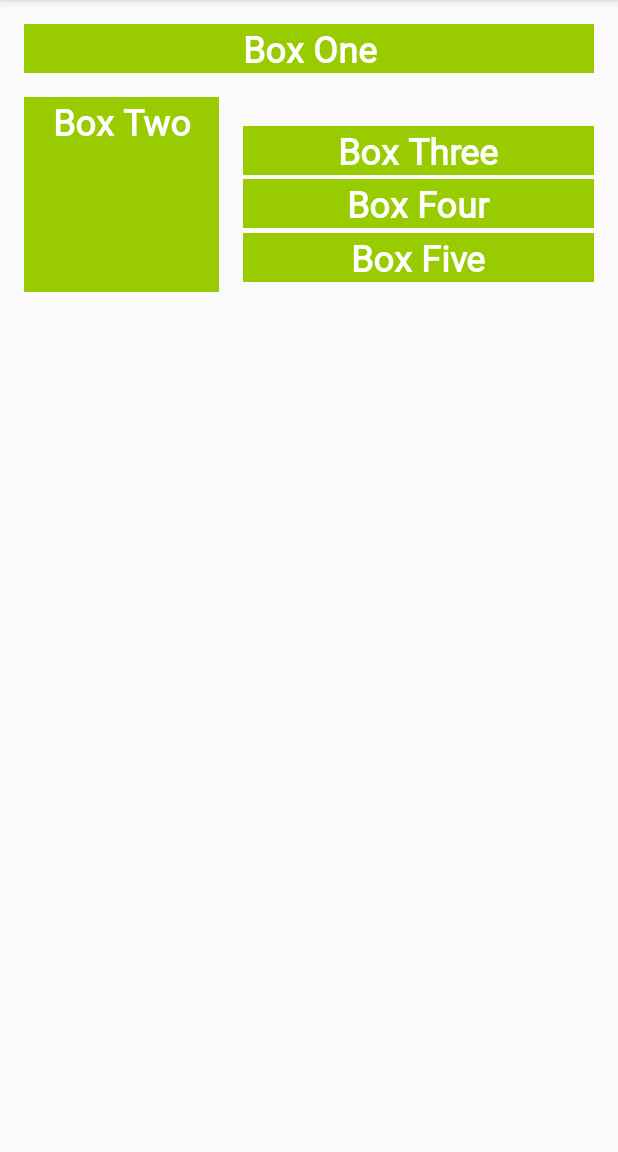
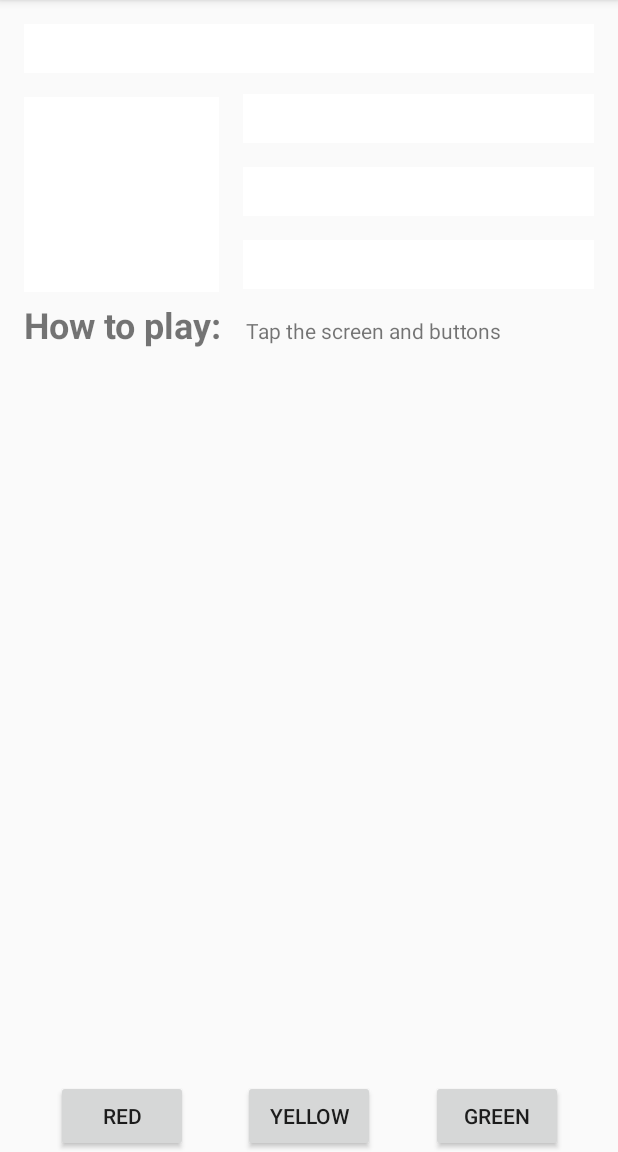
Before and after one commit to hyongyee/Practical3, an Android app: the screen it shows after launch (MainActivity), on a phone screen of 412 x 824 dp, the part 84-1236 px from its top. Run offline under Robolectric (Android 15) with nearby library versions, the phone set to English and light mode, and no system bars.

Commit message:
demo 2.3

```diff
--- a/app/src/main/java/com/example/practical3/MainActivity.kt
+++ b/app/src/main/java/com/example/practical3/MainActivity.kt
@@ -1,12 +1,58 @@
 package com.example.practical3
 
+import android.graphics.Color
 import androidx.appcompat.app.AppCompatActivity
 import android.os.Bundle
+import android.view.View
+import android.widget.TextView
+import kotlinx.android.synthetic.main.activity_main.*
 
 class MainActivity : AppCompatActivity() {
 
     override fun onCreate(savedInstanceState: Bundle?) {
         super.onCreate(savedInstanceState)
         setContentView(R.layout.activity_main)
+        setListeners()
+    }
+
+    private fun makeColored(view: View) {
+        when (view.id) {
+
+            // Boxes using Color class colors for the background
+            R.id.box_one_text -> view.setBackgroundColor(Color.DKGRAY)
+            R.id.box_two_text -> view.setBackgroundColor(Color.GRAY)
+            R.id.box_three_text -> view.setBackgroundColor(Color.BLUE)
+            R.id.box_four_text -> view.setBackgroundColor(Color.MAGENTA)
+            R.id.box_five_text -> view.setBackgroundColor(Color.BLUE)
+            R.id.red_button -> box_three_text.setBackgroundResource(R.color.my_red)
+            R.id.yellow_button -> box_four_text.setBackgroundResource(R.color.my_yellow)
+            R.id.green_button -> box_five_text.setBackgroundResource(R.color.my_green)
+            else -> view.setBackgroundColor(Color.LTGRAY)
+        }
+    }
+
+    private fun setListeners() {
+
+        val boxOneText = findViewById<TextView>(R.id.box_one_text)
+        val boxTwoText = findViewById<TextView>(R.id.box_two_text)
+        val boxThreeText = findViewById<TextView>(R.id.box_three_text)
+        val boxFourText = findViewById<TextView>(R.id.box_four_text)
+        val boxFiveText = findViewById<TextView>(R.id.box_five_text)
+        val redButton = findViewById<TextView>(R.id.red_button)
+        val greenButton = findViewById<TextView>(R.id.green_button)
+        val yellowButton = findViewById<TextView>(R.id.yellow_button)
+
+        val rootConstraintLayout = findViewById<View>(R.id.constraint_layout)
+
+        val clickableViews: List<View> =
+            listOf(
+                boxOneText, boxTwoText, boxThreeText,
+                boxFourText, boxFiveText, rootConstraintLayout,
+                redButton, greenButton, yellowButton
+            )
+
+        for (item in clickableViews) {
+            item.setOnClickListener { makeColored(it) }
+        }
     }
 }
--- a/app/src/main/res/layout/activity_main.xml
+++ b/app/src/main/res/layout/activity_main.xml
@@ -2,9 +2,24 @@
 <androidx.constraintlayout.widget.ConstraintLayout xmlns:android="http://schemas.android.com/apk/res/android"
     xmlns:app="http://schemas.android.com/apk/res-auto"
     xmlns:tools="http://schemas.android.com/tools"
+    android:id="@+id/constraint_layout"
     android:layout_width="match_parent"
     android:layout_height="match_parent"
     tools:context=".MainActivity">
+
+    <Button
+        android:id="@+id/yellow_button"
+        android:layout_width="wrap_content"
+        android:layout_height="wrap_content"
+        android:layout_marginStart="16dp"
+        android:layout_marginEnd="16dp"
+        android:text="@string/button_yellow"
+        app:layout_constraintBottom_toBottomOf="parent"
+        app:layout_constraintEnd_toStartOf="@+id/green_button"
+        app:layout_constraintHorizontal_bias="0.5"
+        app:layout_constraintStart_toEndOf="@+id/red_button"
+        app:layout_constraintTop_toBottomOf="@+id/info_text"
+        app:layout_constraintVertical_bias="1.0" />
 
     <TextView
         android:id="@+id/box_one_text"
@@ -35,9 +50,8 @@
         style="@style/whiteBox"
         android:layout_width="0dp"
         android:layout_height="wrap_content"
-        android:layout_marginStart="16dp"
-        android:layout_marginTop="16dp"
-        android:layout_marginEnd="16dp"
+        android:layout_marginStart="@dimen/margin_wide"
+        android:layout_marginEnd="@dimen/margin_wide"
         android:text="@string/box_three"
         app:layout_constraintBottom_toTopOf="@+id/box_four_text"
         app:layout_constraintEnd_toEndOf="parent"
@@ -49,8 +63,10 @@
         style="@style/whiteBox"
         android:layout_width="0dp"
         android:layout_height="wrap_content"
-        android:layout_marginStart="16dp"
-        android:layout_marginEnd="16dp"
+        android:layout_marginStart="@dimen/margin_wide"
+        android:layout_marginTop="@dimen/margin_wide"
+        android:layout_marginEnd="@dimen/margin_wide"
+        android:layout_marginBottom="@dimen/margin_wide"
         android:text="@string/box_four"
         app:layout_constraintBottom_toTopOf="@+id/box_five_text"
         app:layout_constraintEnd_toEndOf="parent"
@@ -62,8 +78,8 @@
         style="@style/whiteBox"
         android:layout_width="0dp"
         android:layout_height="wrap_content"
-        android:layout_marginStart="16dp"
-        android:layout_marginEnd="16dp"
+        android:layout_marginStart="@dimen/margin_wide"
+        android:layout_marginEnd="@dimen/margin_wide"
         android:layout_marginBottom="4dp"
         android:text="@string/box_five"
         app:layout_constraintBottom_toBottomOf="@+id/box_two_text"
@@ -71,4 +87,56 @@
         app:layout_constraintStart_toEndOf="@+id/box_two_text"
         app:layout_constraintTop_toBottomOf="@+id/box_four_text" />
 
+    <TextView
+        android:id="@+id/label_text"
+        android:layout_width="wrap_content"
+        android:layout_height="wrap_content"
+        android:layout_marginStart="@dimen/margin_wide"
+        android:fontFamily="	 roboto"
+        android:text="@string/how_to_play"
+        android:textSize="24sp"
+        android:textStyle="bold"
+        app:layout_constraintBaseline_toBaselineOf="@+id/info_text"
+        app:layout_constraintStart_toStartOf="parent" />
+
+    <TextView
+        android:id="@+id/info_text"
+        android:layout_width="0dp"
+        android:layout_height="wrap_content"
+        android:layout_marginStart="@dimen/margin_wide"
+        android:layout_marginTop="@dimen/margin_wide"
+        android:layout_marginEnd="@dimen/margin_wide"
+        android:layout_marginBottom="@dimen/margin_wide"
+        android:fontFamily="roboto"
+        android:text="@string/tap_the_boxes_and_buttons"
+        app:layout_constraintBottom_toBottomOf="parent"
+        app:layout_constraintEnd_toEndOf="parent"
+        app:layout_constraintHorizontal_bias="0.0"
+        app:layout_constraintStart_toEndOf="@+id/label_text"
+        app:layout_constraintTop_toBottomOf="@+id/box_two_text"
+        app:layout_constraintVertical_bias="0.0"
+        tools:layout_editor_absoluteX="234dp" />
+
+    <Button
+        android:id="@+id/red_button"
+        android:layout_width="wrap_content"
+        android:layout_height="wrap_content"
+        android:layout_marginStart="16dp"
+        android:text="@string/button_red"
+        app:layout_constraintBaseline_toBaselineOf="@+id/yellow_button"
+        app:layout_constraintEnd_toStartOf="@+id/yellow_button"
+        app:layout_constraintHorizontal_bias="0.5"
+        app:layout_constraintStart_toStartOf="parent" />
+
+    <Button
+        android:id="@+id/green_button"
+        android:layout_width="wrap_content"
+        android:layout_height="wrap_content"
+        android:layout_marginEnd="16dp"
+        android:text="@string/button_green"
+        app:layout_constraintBaseline_toBaselineOf="@+id/yellow_button"
+        app:layout_constraintEnd_toEndOf="parent"
+        app:layout_constraintHorizontal_bias="0.5"
+        app:layout_constraintStart_toEndOf="@+id/yellow_button" />
+
 </androidx.constraintlayout.widget.ConstraintLayout>
--- a/app/src/main/res/values/colors.xml
+++ b/app/src/main/res/values/colors.xml
@@ -3,4 +3,7 @@
     <color name="colorPrimary">#008577</color>
     <color name="colorPrimaryDark">#00574B</color>
     <color name="colorAccent">#D81B60</color>
+    <color name="my_green">#12C700</color>
+    <color name="my_red">#E54304</color>
+    <color name="my_yellow">#FFC107</color>
 </resources>
--- a/app/src/main/res/values/strings.xml
+++ b/app/src/main/res/values/strings.xml
@@ -5,4 +5,9 @@
     <string name="box_three">Box Three</string>
     <string name="box_four">Box Four</string>
     <string name="box_five">Box Five</string>
+    <string name="how_to_play">How to play:</string>
+    <string name="tap_the_boxes_and_buttons">Tap the screen and buttons</string>
+    <string name="button_red">RED</string>
+    <string name="button_yellow">YELLOW</string>
+    <string name="button_green">GREEN</string>
 </resources>
--- a/app/src/main/res/values/styles.xml
+++ b/app/src/main/res/values/styles.xml
@@ -9,12 +9,13 @@
     </style>
 
     <style name="whiteBox">
-        <item name="android:background">@android:color/holo_green_light</item>
+        <item name="android:background">@android:color/white</item>
         <item name="android:textAlignment">center</item>
         <item name="android:textSize">@dimen/box_text_size</item>
         <item name="android:textStyle">bold</item>
         <item name="android:textColor">@android:color/white</item>
         <item name="android:fontFamily">@font/roboto</item>
+
     </style>
 
 </resources>
```
